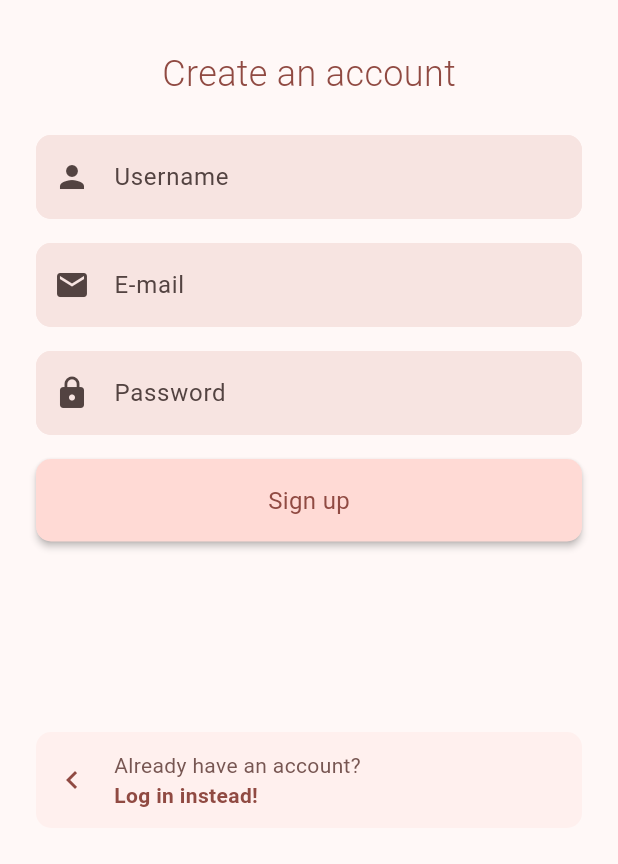
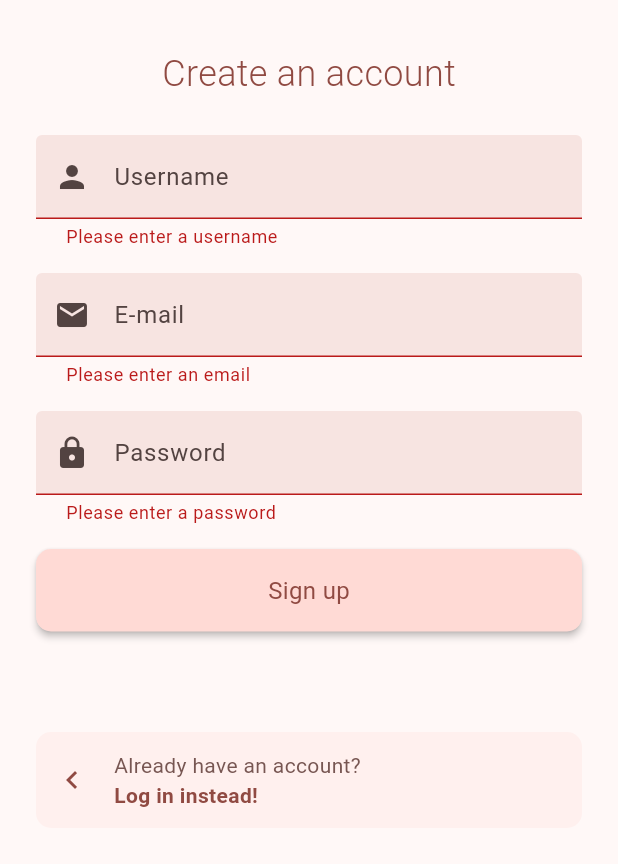
Before and after one commit to TenViki/flutter-course, a Flutter app: the SignupPage screen opened directly, after a tap on "Sign up", on a phone screen of 412 x 824 dp, the part 372-1236 px from its top. Run offline on Flutter 3.47's test engine with Material 3 defaults, Android fonts, the phone set to English and light mode, and no system bars; our stand-ins replace dio, equatable, firebase_auth, firebase_core, flutter_heatmap_calendar, flutter_riverpod and 13 more; missing offline and left inert: animated_line_through; accounts and stored records are empty; generated files the repository leaves out were written again.

Commit message:
:sparkles: Adds functionality to signup

```diff
--- a/netglade_onboarding/lib/components/login_textfield.dart
+++ b/netglade_onboarding/lib/components/login_textfield.dart
@@ -6,20 +6,25 @@ class LoginTextfield extends StatelessWidget {
   final bool obscureText;
   final IconData icon;
   final TextInputAction textInputAction;
+
+  final String? Function(String?)? validator;
+
   const LoginTextfield({
     super.key,
     required this.hintText,
     required this.controller,
     required this.icon,
+    this.validator,
     this.obscureText = false,
     this.textInputAction = TextInputAction.done,
   });
 
   @override
   Widget build(BuildContext context) {
-    return TextField(
+    return TextFormField(
       controller: controller,
       textInputAction: textInputAction,
+      validator: validator,
       obscureText: obscureText,
       decoration: InputDecoration(
         hintText: hintText,
--- a/netglade_onboarding/lib/components/signup_form.dart
+++ b/netglade_onboarding/lib/components/signup_form.dart
@@ -1,65 +1,82 @@
 import 'package:flutter/material.dart';
+import 'package:flutter_riverpod/flutter_riverpod.dart';
 import 'package:netglade_onboarding/components/login_button.dart';
 import 'package:netglade_onboarding/components/login_textfield.dart';
+import 'package:netglade_onboarding/providers.dart';
+import 'package:netglade_onboarding/util/validators.dart';
 
-class SignupForm extends StatefulWidget {
+class SignupForm extends ConsumerStatefulWidget {
   const SignupForm({super.key});
 
   @override
-  State<SignupForm> createState() => _SignupFormState();
+  ConsumerState<SignupForm> createState() => _SignupFormState();
 }
 
-class _SignupFormState extends State<SignupForm> {
-  final usernameController = TextEditingController();
-  final emailController = TextEditingController();
-  final passwordController = TextEditingController();
-  final _loginFormKey = GlobalKey<FormState>();
+class _SignupFormState extends ConsumerState<SignupForm> {
+  final _usernameController = TextEditingController();
+  final _emailController = TextEditingController();
+  final _passwordController = TextEditingController();
+  final _signupFormKey = GlobalKey<FormState>();
 
   @override
   void dispose() {
-    usernameController.dispose();
-    emailController.dispose();
-    passwordController.dispose();
+    _usernameController.dispose();
+    _emailController.dispose();
+    _passwordController.dispose();
 
     super.dispose();
   }
 
-  void handleLogin() {
-    print("Logging in...");
+  void handleSignup() async {
+    if (!_signupFormKey.currentState!.validate()) return;
+
+    await ref.watch(authServiceProvider.notifier).register(
+          _usernameController.text,
+          _emailController.text,
+          _passwordController.text,
+        );
   }
 
   @override
   Widget build(BuildContext context) {
     return Form(
-      key: _loginFormKey,
+      key: _signupFormKey,
       child: Column(
         crossAxisAlignment: CrossAxisAlignment.stretch,
         children: [
           LoginTextfield(
-            controller: usernameController,
+            controller: _usernameController,
             hintText: "Username",
             icon: Icons.person,
+            validator: (value) {
+              if (value == null || value.isEmpty) {
+                return "Please enter a username";
+              }
+              return null;
+            },
             textInputAction: TextInputAction.next,
           ),
           const SizedBox(height: 16),
           LoginTextfield(
-            controller: usernameController,
+            controller: _emailController,
             hintText: "E-mail",
             icon: Icons.email,
+            validator: emailValidator,
             textInputAction: TextInputAction.next,
           ),
           const SizedBox(height: 16),
           LoginTextfield(
-            controller: passwordController,
+            controller: _passwordController,
             hintText: "Password",
             icon: Icons.lock,
             obscureText: true,
+            validator: passwordValidator,
             textInputAction: TextInputAction.done,
           ),
           const SizedBox(height: 16),
           LoginButton(
             text: "Sign up",
-            onTap: handleLogin,
+            onTap: handleSignup,
           )
         ],
       ),
--- a/netglade_onboarding/lib/repos/auth_repository.dart
+++ b/netglade_onboarding/lib/repos/auth_repository.dart
@@ -29,6 +29,18 @@ class AuthRepository {
     }
   }
 
+  Future<void> register(String username, String email, String password) async {
+    final response = await _dio.post('/register', data: {
+      'username': username,
+      'email': email,
+      'password': password,
+    });
+
+    if (response.statusCode != 200) {
+      throw Exception('Failed to register');
+    }
+  }
+
   Future<User> getUser(String token) async {
     Map<String, dynamic> decoded = JwtDecoder.decode(token);
 
--- a/netglade_onboarding/lib/services/auth_service.dart
+++ b/netglade_onboarding/lib/services/auth_service.dart
@@ -48,6 +48,27 @@ class AuthService extends StateNotifier<AuthState> {
     }
   }
 
+  Future<void> register(String username, String email, String password) async {
+    state = AuthLoading();
+    try {
+      await _authRepository.register(username, email, password);
+
+      // auto login after register
+      final result = await _authRepository.authenticate(username, password);
+      final token = result['token']!;
+      final user = await _authRepository.getUser(token);
+
+      await _storage.write(key: "auth_token", value: token);
+
+      await _storage.write(
+          key: "auth_token_expire", value: result['expiration']!);
+
+      state = AuthAuthenticated(token, user);
+    } catch (e) {
+      state = const AuthFailure('Failed to register');
+    }
+  }
+
   Future<void> _intialAuth() async {
     try {
       final token = await _storage.read(key: "auth_token");
--- /dev/null
+++ b/netglade_onboarding/lib/util/validators.dart
@@ -0,0 +1,37 @@
+String? passwordValidator(String? value) {
+  if (value == null || value.isEmpty) {
+    return "Please enter a password";
+  }
+
+  if (value.length <= 4) {
+    return "Password must be at least 5 characters";
+  }
+
+  // must contain at least one number
+  final numberRegex = RegExp(r'[0-9]');
+  if (!numberRegex.hasMatch(value)) {
+    return "Password must contain at least one number";
+  }
+
+  // must contain at least one uppercase letter
+  final uppercaseRegex = RegExp(r'[A-Z]');
+  if (!uppercaseRegex.hasMatch(value)) {
+    return "Password must contain at least one uppercase letter";
+  }
+
+  return null;
+}
+
+String? emailValidator(String? value) {
+  if (value == null || value.isEmpty) {
+    return "Please enter an email";
+  }
+
+  // email regex
+  final emailRegex = RegExp(r'^[\w-\.]+@([\w-]+\.)+[\w-]{2,4}$');
+  if (!emailRegex.hasMatch(value)) {
+    return "Please enter a valid email";
+  }
+
+  return null;
+}
--- a/netglade_onboarding/lib/view/profile.dart
+++ b/netglade_onboarding/lib/view/profile.dart
@@ -15,7 +15,7 @@ class ProfilePage extends ConsumerWidget {
 
     if (authState is! AuthAuthenticated) {
       // go to login
-      Navigator.of(context).pushNamed("/");
+
       return Container();
     }
 
@@ -45,6 +45,7 @@ class ProfilePage extends ConsumerWidget {
             Expanded(child: Container()),
             ElevatedButton(
               onPressed: () {
+                Navigator.of(context).pushNamed("/");
                 authService.logout();
               },
               child: Container(
```
